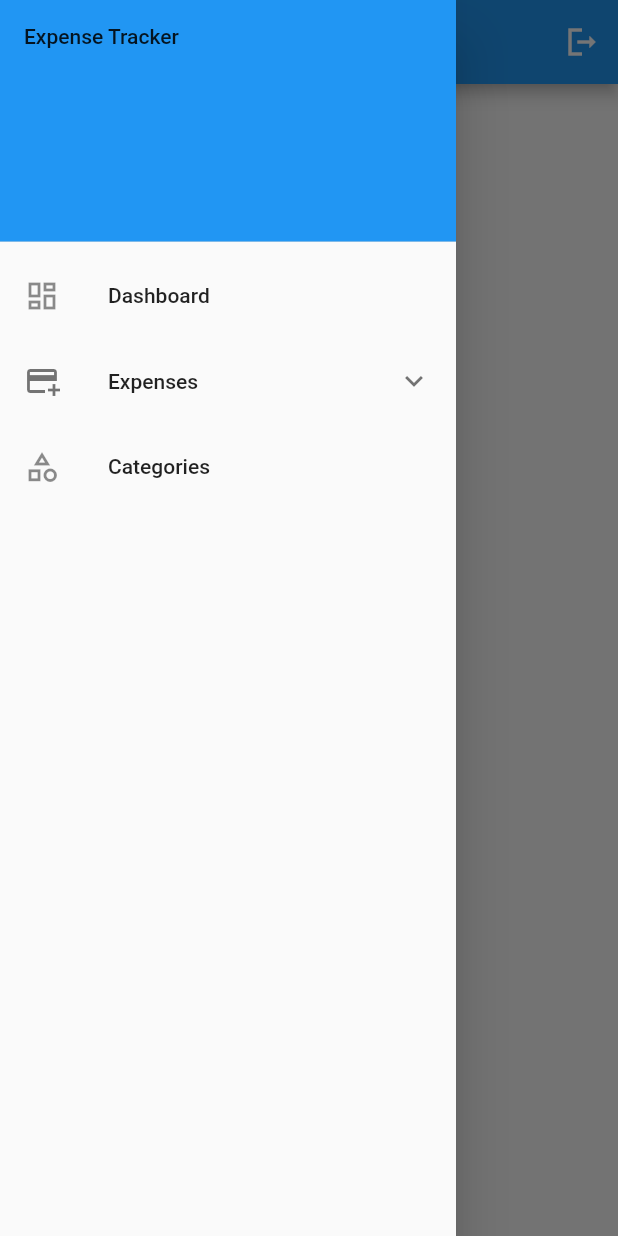
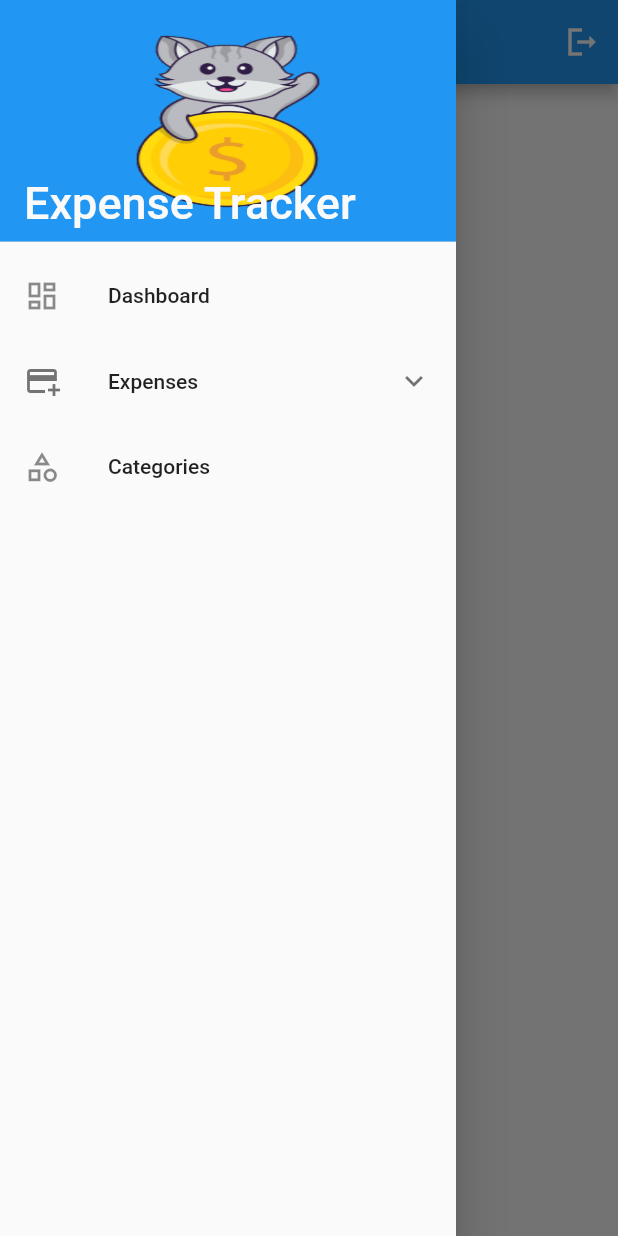
Before and after one commit to mebestaca/expense-tracker, a Flutter app: the Home screen opened directly, with the side drawer open, on a phone screen of 412 x 824 dp. Run offline on Flutter 3.47's test engine with Material 2 defaults, Android fonts, the phone set to English and light mode, and no system bars; our stand-ins replace cloud_firestore, firebase_auth, firebase_core, flutter_spinkit; accounts and stored records are empty; network calls fail.

Commit message:
added image to drawer and changed theme color

```diff
--- a/lib/pages/home/home.dart
+++ b/lib/pages/home/home.dart
@@ -49,11 +49,24 @@ class _HomeState extends State<Home> {
           child: ListView(
             padding: EdgeInsets.zero,
             children: [
-              const DrawerHeader(
+              DrawerHeader(
                 decoration: BoxDecoration(
-                  color: Colors.blue
+                  color: Theme.of(context).primaryColor,
+                  image: const DecorationImage(
+                    image: AssetImage("assets/expense-tracker.png"),
+                    fit: BoxFit.fill,
+                    alignment: Alignment.bottomLeft
+                  )
                 ),
-                child: Text("Expense Tracker"),
+                child: Container(
+                  alignment: Alignment.bottomLeft,
+                  child: Text("Expense Tracker",
+                    style: TextStyle(
+                        fontSize: 30.0,
+                        color: Theme.of(context).canvasColor
+                    ),
+                  ),
+                ),
               ),
               ListTile(
                 title: Text(_widgetTitles[0]),
--- a/lib/shared/main_theme.dart
+++ b/lib/shared/main_theme.dart
@@ -1,5 +1,5 @@
 import 'package:flutter/material.dart';
 
 var mainTheme = ThemeData(
-  primarySwatch: Colors.blue,
+  primarySwatch: Colors.lightGreen,
 );
--- a/lib/shared/widgets/loading_screen.dart
+++ b/lib/shared/widgets/loading_screen.dart
@@ -8,7 +8,7 @@ class Loading extends StatelessWidget {
   Widget build(BuildContext context) {
     return const Center(
       child: SpinKitFadingCube(
-        color: Colors.blue,
+        color: Colors.lightGreen,
         size: 150,
       ),
     );
```
Also changed, not shown: assets/expense-tracker.png (added).
